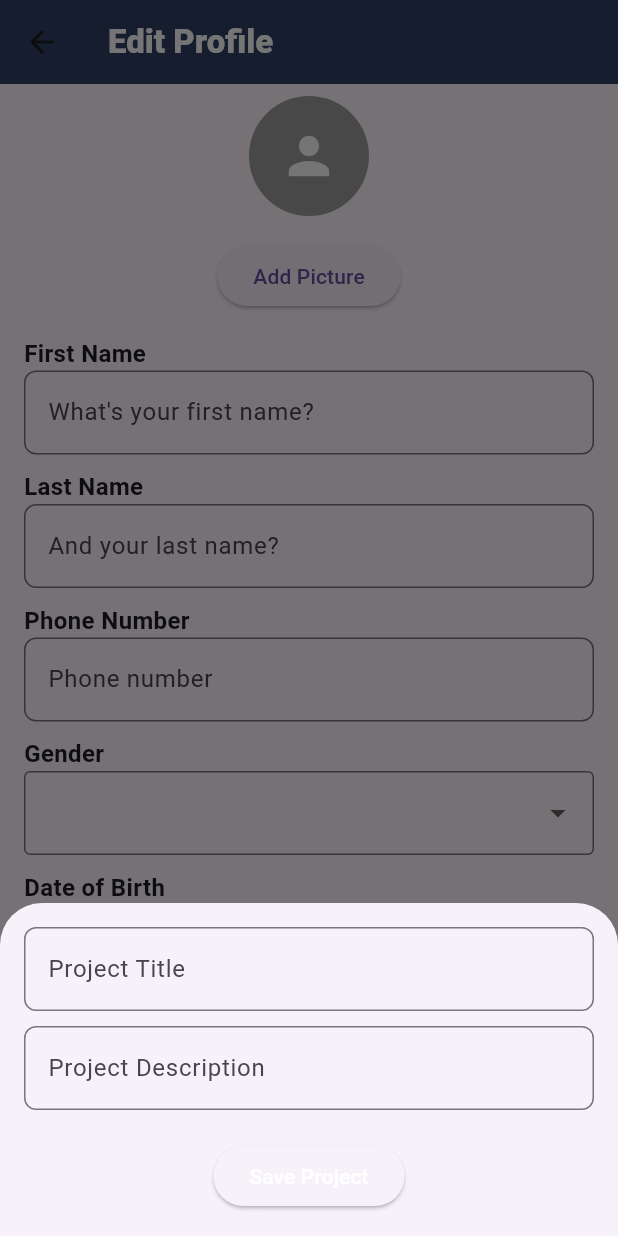
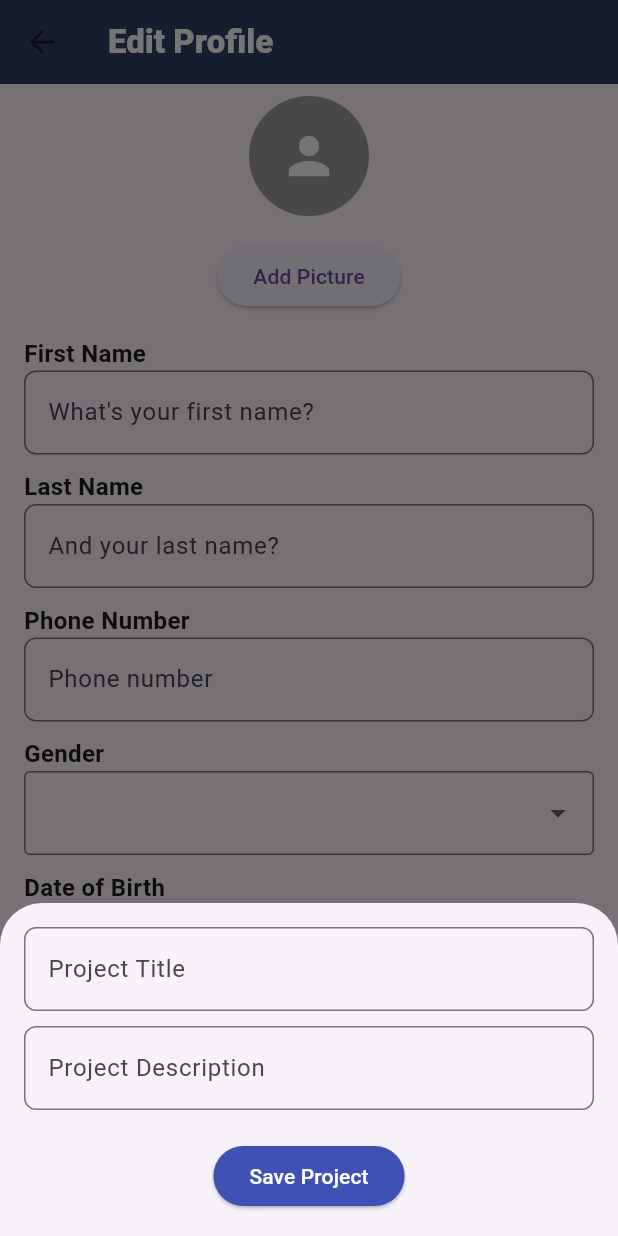
Before and after one commit to ohJeez/Athenna-Path, a Flutter app: the EditProfile screen opened directly with empty values, after a tap on the "add circle outline" icon, on a phone screen of 412 x 824 dp. Run offline on Flutter 3.47's test engine with Material 3 defaults, Android fonts, the phone set to English and light mode, and no system bars; our stand-ins replace cached_network_image, cloud_firestore, connectivity_plus, dio, firebase_auth, firebase_core and 3 more; accounts and stored records are empty; network calls fail.

Commit message:
Code Updated

```diff
--- a/lib/screens/profile/editProfilescreen.dart
+++ b/lib/screens/profile/editProfilescreen.dart
@@ -306,6 +306,9 @@ class _EditProfileState extends State<EditProfile> {
               ),
               const SizedBox(height: 20.0),
               ElevatedButton(
+                style: ElevatedButton.styleFrom(
+                  backgroundColor: Colors.indigo,
+                ),
                 onPressed: () {
                   setState(() {
                     projects.add(Project(
@@ -380,6 +383,9 @@ class _EditProfileState extends State<EditProfile> {
               ),
               const SizedBox(height: 20.0),
               ElevatedButton(
+                style: ElevatedButton.styleFrom(
+                  backgroundColor: Colors.indigo,
+                ),
                 onPressed: () {
                   setState(() {
                     courses.add(Course(
```
